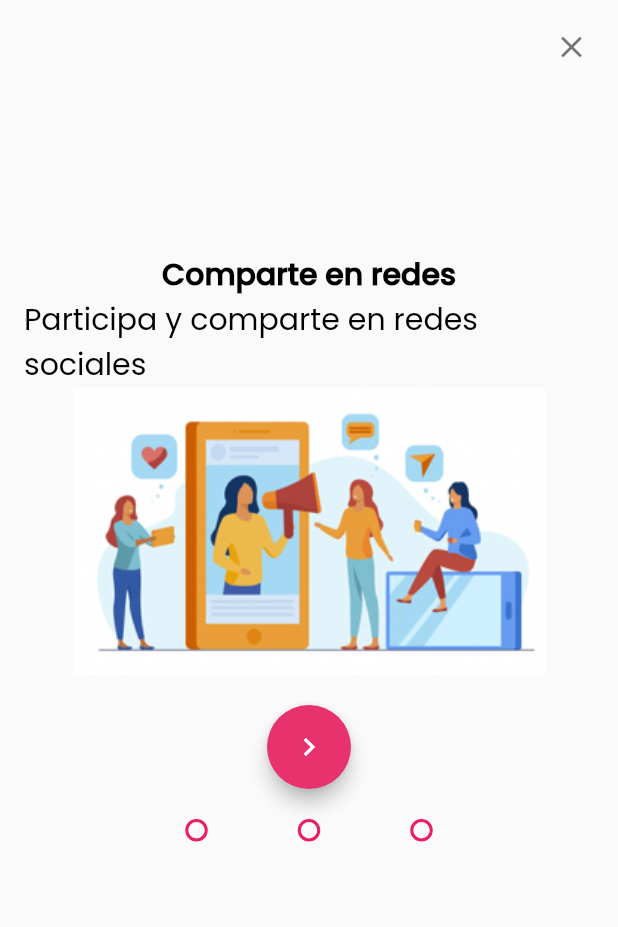
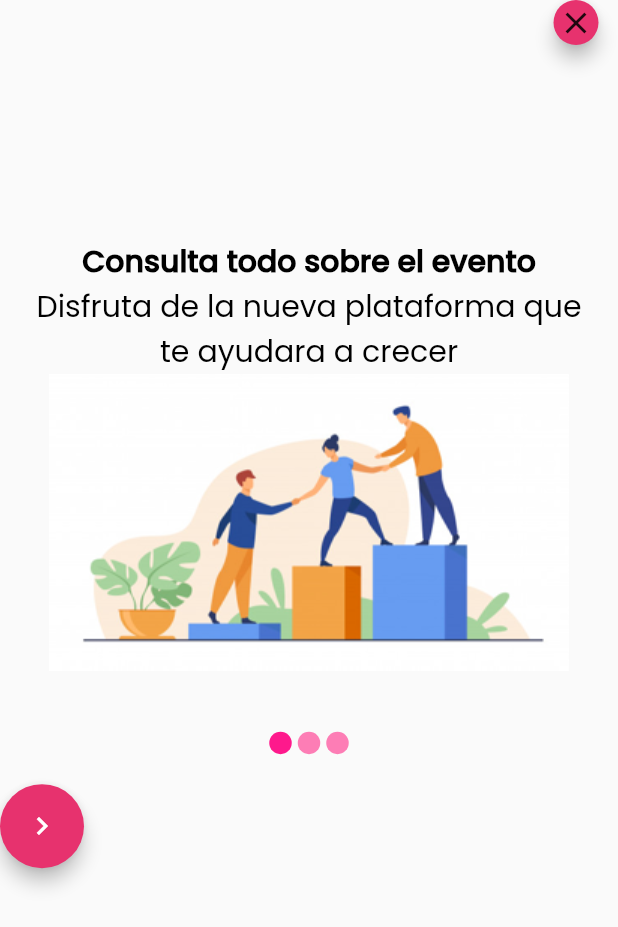
Before and after one commit to sdtorresl/icfesapp, a Flutter app: the OnboardingPage screen opened by its route, after a tap on the "navigate next" icon, on a phone screen of 412 x 824 dp. Shown: the top 927 px of the screen. Run offline on Flutter 3.47's test engine with Material 2 defaults, Android fonts, the light colour scheme and no system bars; drawn by our look-alikes of carousel_slider; our stand-ins replace cached_network_image, flutter_countdown_timer, font_awesome_flutter; missing offline and left inert: vimeoplayer; network calls fail; project files that could hold a hidden picture were left out.

Commit message:
correction onboarding

```diff
--- a/lib/common/onboarding1.dart
+++ b/lib/common/onboarding1.dart
@@ -1,14 +1,12 @@
 import 'package:flutter/material.dart';
 
 class Onboarding extends StatelessWidget {
-  final IconData icon;
   final String title;
   final String description;
   final String picture;
 
   const Onboarding({
     Key key,
-    @required this.icon,
     @required this.title,
     @required this.description,
     @required this.picture,
@@ -22,83 +20,24 @@ class Onboarding extends StatelessWidget {
           crossAxisAlignment: CrossAxisAlignment.center,
           mainAxisAlignment: MainAxisAlignment.start,
           children: <Widget>[
-            SizedBox(height: 15),
-            Container(
-              padding: EdgeInsets.only(left: 350),
-              child: Icon(
-                this.icon,
-                color: Colors.black54,
-              ),
-            ),
             SizedBox(height: 125),
-            Center(
-              child: Text(
+            Text(
               this.title,
+              textAlign: TextAlign.center,
               style: Theme.of(context)
                   .textTheme
                   .headline2
                   .copyWith(color: Colors.black),
             ),
-            ),
-            Center(
-              child: Text(
+            Text(
               this.description,
+              textAlign: TextAlign.center,
               style: Theme.of(context)
                   .textTheme
                   .headline3
                   .copyWith(color: Colors.black),
             ),
-            ),
             Image.asset(this.picture),
-            SizedBox(height: 20),
-            Container(
-              width: 400,
-              margin: EdgeInsets.only(bottom: 10),
-              child: FloatingActionButton(
-                elevation: 5.0,
-                child: Icon(
-                  Icons.navigate_next,
-                  color: Colors.white,
-                ),
-                onPressed: () {},
-              ),
-            ),
-            SizedBox(height: 10),
-            Center(
-              child: Container(
-                width: MediaQuery.of(context).size.width * 0.6,
-                child: Row(
-                  crossAxisAlignment: CrossAxisAlignment.center,
-                  mainAxisAlignment: MainAxisAlignment.center,
-                  children: <Widget>[
-                    Container(
-                      height: 15,
-                      width: 75,
-                      decoration: BoxDecoration(
-                        shape: BoxShape.circle,
-                        border: Border.all(color: Colors.pink, width: 2),
-                      ),
-                    ),
-                    Container(
-                      height: 15,
-                      width: 75,
-                      decoration: BoxDecoration(
-                        shape: BoxShape.circle,
-                        border: Border.all(color: Colors.pink, width: 2),
-                      ),
-                    ),
-                    Container(
-                      height: 15,
-                      width: 75,
-                      decoration: BoxDecoration(
-                        shape: BoxShape.circle,
-                        border: Border.all(color: Colors.pink, width: 2),
-                      ),
-                    ),
-                  ],
-                ),
-              ),
-            ),
           ],
         ),
       ),
--- a/lib/pages/home_page.dart
+++ b/lib/pages/home_page.dart
@@ -22,7 +22,7 @@ class _HomePageState extends State<HomePage> {
     RoomsPage(),
     SchedulePage(),
     //SocialNetworkPage(),
-    DocumentsPage(),
+    DocumentPage(),
   ];
 
   void _onItemTapped(int index) {
--- a/lib/pages/onboarding_page.dart
+++ b/lib/pages/onboarding_page.dart
@@ -1,45 +1,114 @@
+import 'package:carousel_slider/carousel_slider.dart';
+import 'package:flutter/material.dart';
 import 'package:icfesapp/common/onboarding1.dart';
-import 'package:flutter/material.dart';
-import 'package:carousel_slider/carousel_slider.dart';
+import 'package:icfesapp/pages/home_page.dart';
 
-class OnboardingPage extends StatelessWidget {
+final List<String> imgList = ['1', '2', '3'];
+
+class OnboardingPage extends StatefulWidget {
+  @override
+  State<StatefulWidget> createState() {
+    return _OnboardingPageState();
+  }
+}
+
+class _OnboardingPageState extends State<OnboardingPage> {
+  int _current = 0;
+  final CarouselController _controller = CarouselController();
+
   @override
   Widget build(BuildContext context) {
     return Scaffold(
-      body: Builder(
-        builder: (context) {
-          final double height = MediaQuery.of(context).size.height;
-          return CarouselSlider(
-            options: CarouselOptions(
-              height: height,
-              viewportFraction: 1.0,
-              enlargeCenterPage: false,
-              // autoPlay: false,
+      body: Column(
+        children: [
+          SafeArea(
+            child: Container(
+              alignment: Alignment.bottomRight,
+              height: 30,
+              child: FloatingActionButton(
+                elevation: 5.0,
+                child: Icon(
+                  Icons.clear,
+                  color: Colors.black87,
+                ),
+                onPressed: () {
+                  Navigator.push(
+                    context,
+                    MaterialPageRoute(builder: (context) {
+                      return HomePage();
+                    }),
+                  );
+                },
+              ),
             ),
+          ),
+          CarouselSlider(
             items: [
               Onboarding(
-                icon: Icons.clear,
                 title: 'Consulta todo sobre el evento',
                 description:
                     'Disfruta de la nueva plataforma que te ayudara a crecer',
                 picture: 'assets/img/Bitmap.png',
               ),
               Onboarding(
-                icon: Icons.clear,
                 title: 'Tu espacio virtual',
                 description:
                     'Conectate y observa el evento a través de tu celular',
                 picture: 'assets/img/Bitmap2.png',
               ),
               Onboarding(
-                icon: Icons.clear,
                 title: 'Comparte en redes',
                 description: 'Participa y comparte en redes sociales',
                 picture: 'assets/img/Bitmap3.png',
               ),
             ],
-          );
-        },
+            options: CarouselOptions(
+                autoPlay: false,
+                enlargeCenterPage: false,
+                aspectRatio: 0.9,
+                viewportFraction: 1,
+                onPageChanged: (index, reason) {
+                  setState(() {
+                    _current = index;
+                  });
+                }),
+            carouselController: _controller,
+          ),
+          Row(
+            mainAxisAlignment: MainAxisAlignment.center,
+            children: imgList.map((item) {
+              int index = imgList.indexOf(item);
+              return Container(
+                width: 15.0,
+                height: 15.0,
+                margin: EdgeInsets.symmetric(vertical: 0, horizontal: 2.0),
+                decoration: BoxDecoration(
+                  shape: BoxShape.circle,
+                  color: _current == index
+                      ? Color.fromRGBO(255, 0, 128, 0.9)
+                      : Color.fromRGBO(255, 0, 111, 0.5),
+                ),
+              );
+            }).toList(),
+          ),
+          SizedBox(height: 20),
+          Container(
+            alignment: Alignment.bottomCenter,
+            margin: EdgeInsets.only(bottom: 10),
+            child: Row(
+              children: [
+                FloatingActionButton(
+                  elevation: 5.0,
+                  child: Icon(
+                    Icons.navigate_next,
+                    color: Colors.white,
+                  ),
+                  onPressed: () => _controller.nextPage(),
+                ),
+              ],
+            ),
+          ),
+        ],
       ),
     );
   }
```
Also changed, not shown: lib/pages/documents_page.dart (+49 -32 lines). Lines whose indentation alone changed are shown as unchanged.
